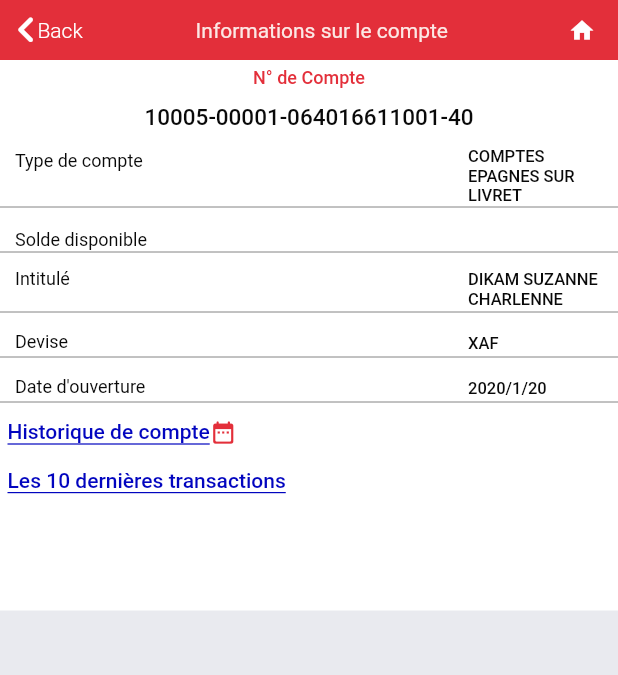
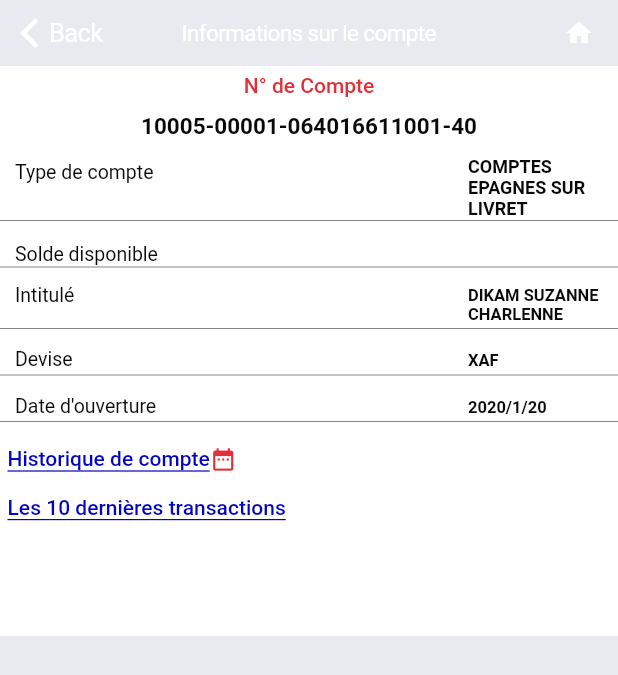
Before and after one commit to ChamplainLeCode/uba_solde, a Flutter app: the screen it shows after launch, after a tap on "Valider", on a phone screen of 412 x 824 dp. Shown: the top 675 px of the screen. Run offline on Flutter 3.47's test engine with Material 2 defaults, Android fonts, the phone set to English and light mode, and no system bars.

Commit message:
Modification sur Iphone SE (2e Generation)

```diff
--- a/lib/UbaSolde.dart
+++ b/lib/UbaSolde.dart
@@ -8,7 +8,7 @@ class UbaSolde extends StatelessWidget {
     return CupertinoPageScaffold(
         child: SingleChildScrollView(
             child: Container(
-                height: 367,
+                height: 380,
                 color: Colors.white,
                 child: Column(
                   crossAxisAlignment: CrossAxisAlignment.center,
@@ -20,15 +20,16 @@ class UbaSolde extends StatelessWidget {
                       'N° de Compte',
                       style: TextStyle(
                           color: Color(0xFFE32F3A),
-                          fontSize: 12,
+                          //fontSize: 12,
                           fontWeight: FontWeight.w500),
                     )),
                     SizedBox(height: 10),
                     Text(
                       '10005-00001-064016611001-40',
                       style: TextStyle(
+                        //fontSize: 15,
                         fontSize: 15,
-                        fontWeight: FontWeight.w500,
+                        fontWeight: FontWeight.w700,
                         color: Color(0xFF090909),
                       ),
                     ),
@@ -40,7 +41,7 @@ class UbaSolde extends StatelessWidget {
                             child: Text(
                               'Type de compte',
                               style: TextStyle(
-                                fontSize: 12,
+                                fontSize: 13,
                                 color: Color(0xFF090909),
                               ),
                             )),
@@ -50,8 +51,8 @@ class UbaSolde extends StatelessWidget {
                             child: Text(
                               'COMPTES EPAGNES SUR LIVRET',
                               style: TextStyle(
-                                fontWeight: FontWeight.w500,
-                                fontSize: 11,
+                                fontWeight: FontWeight.w700,
+                                fontSize: 12,
                                 color: Color(0xFF090909),
                               ),
                             ))
@@ -69,7 +70,7 @@ class UbaSolde extends StatelessWidget {
                             child: Text(
                               'Solde disponible',
                               style: TextStyle(
-                                fontSize: 12,
+                                fontSize: 13,
                                 color: Color(0xFF090909),
                               ),
                             )),
@@ -79,8 +80,8 @@ class UbaSolde extends StatelessWidget {
                             child: Text(
                               solde,
                               style: TextStyle(
-                                fontWeight: FontWeight.w500,
-                                fontSize: 11,
+                                fontWeight: FontWeight.w700,
+                                fontSize: 12,
                                 color: Color(0xFF090909),
                               ),
                             ))
@@ -98,7 +99,7 @@ class UbaSolde extends StatelessWidget {
                             child: Text(
                               'Intitulé',
                               style: TextStyle(
-                                fontSize: 12,
+                                fontSize: 13,
                                 color: Color(0xFF090909),
                               ),
                             )),
@@ -108,7 +109,7 @@ class UbaSolde extends StatelessWidget {
                             child: Text(
                               'DIKAM SUZANNE CHARLENNE',
                               style: TextStyle(
-                                fontWeight: FontWeight.w500,
+                                fontWeight: FontWeight.w700,
                                 fontSize: 11,
                                 color: Color(0xFF090909),
                               ),
@@ -127,7 +128,7 @@ class UbaSolde extends StatelessWidget {
                             child: Text(
                               'Devise',
                               style: TextStyle(
-                                fontSize: 12,
+                                fontSize: 13,
                                 color: Color(0xFF090909),
                               ),
                             )),
@@ -137,7 +138,7 @@ class UbaSolde extends StatelessWidget {
                             child: Text(
                               'XAF',
                               style: TextStyle(
-                                fontWeight: FontWeight.w500,
+                                fontWeight: FontWeight.w700,
                                 fontSize: 11,
                                 color: Color(0xFF090909),
                               ),
@@ -156,7 +157,7 @@ class UbaSolde extends StatelessWidget {
                             child: Text(
                               'Date d\'ouverture',
                               style: TextStyle(
-                                fontSize: 12,
+                                fontSize: 13,
                                 color: Color(0xFF090909),
                               ),
                             )),
@@ -166,7 +167,7 @@ class UbaSolde extends StatelessWidget {
                             child: Text(
                               '2020/1/20',
                               style: TextStyle(
-                                fontWeight: FontWeight.w500,
+                                fontWeight: FontWeight.w700,
                                 fontSize: 11,
                                 color: Color(0xFF090909),
                               ),
@@ -177,7 +178,7 @@ class UbaSolde extends StatelessWidget {
                       height: 2,
                       color: Color(0x80090909),
                     ),
-                    SizedBox(height: 10),
+                    SizedBox(height: 15),
                     Container(
                         padding: EdgeInsets.only(left: 5),
                         child: Row(children: [
@@ -194,7 +195,7 @@ class UbaSolde extends StatelessWidget {
                                     fontSize: 14,
                                     fontWeight: FontWeight.w500),
                               )),
-                          Icon(Icons.date_range_rounded,
+                          Icon(Icons.date_range,
                               color: Color(0xFFE32F3A), size: 18)
                         ])),
                     SizedBox(height: 15),
@@ -221,7 +222,21 @@ class UbaSolde extends StatelessWidget {
                     )
                   ],
                 ))),
-        navigationBar: UbaAppBar());
+        navigationBar: CupertinoNavigationBar(
+          previousPageTitle: 'Back',
+          actionsForegroundColor: Colors.white,
+
+          middle: Text('Informations sur le compte',
+            style: TextStyle(
+              color: Colors.white,
+              fontSize: 15,
+              fontWeight: FontWeight.w400
+            ),
+          ),
+          trailing: Icon(Icons.home, color: Colors.white, size: 20,),
+        )
+        //UbaAppBar());
+    );
   }
 }
 
@@ -237,28 +252,10 @@ class UbaAppBar extends StatelessWidget
             mainAxisAlignment: MainAxisAlignment.spaceBetween,
             crossAxisAlignment: CrossAxisAlignment.center,
             children: [
-              GestureDetector(
-                  onTap: () => Navigator.of(context).pop(),
-                  child: Container(
-                      width: 80,
-                      padding: EdgeInsets.only(),
-                      // color: Colors.pink,
-                      margin: EdgeInsets.only(),
-                      child: Row(children: [
-                        Container(
-                          child: Icon(
-                            Icons.chevron_left_rounded,
-                            size: 35,
-                            color: Colors.white,
-                          ),
-                          width: 25,
-                        ),
-                        Text(
-                          'Back',
-                          style: TextStyle(
-                              fontSize: 14, fontWeight: FontWeight.w300),
-                        )
-                      ]))),
+              CupertinoNavigationBarBackButton(
+                previousPageTitle: 'Back',
+                color: Colors.white
+              ),
               Padding(
                   padding: EdgeInsets.only(right: 30),
                   child: Text('Informations sur le compte',
--- a/lib/main.dart
+++ b/lib/main.dart
@@ -19,7 +19,7 @@ class MyApp extends StatelessWidget {
           primaryColor: Color(0xFFE32F3A),
           scaffoldBackgroundColor: Color(0xFFE9EAEF),
           textTheme: CupertinoTextThemeData(
-              primaryColor: Color(0xFF090909),
+              primaryColor: Colors.white,
               textStyle: TextStyle(
                 fontSize: 14,
                 color: Colors.white,
```
Also changed, not shown: pubspec.lock.
